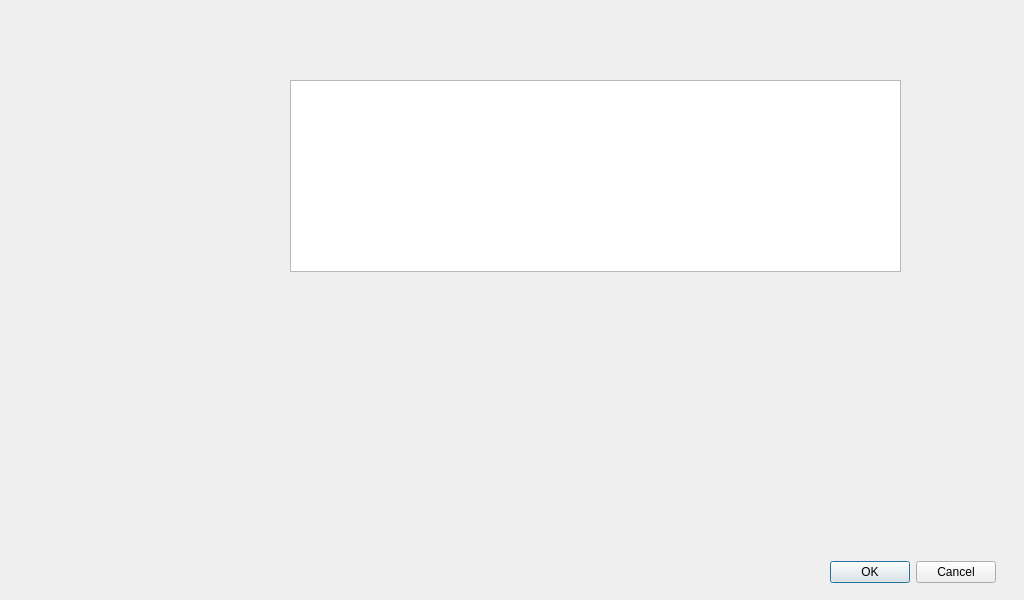
Old version of the form opendoorcounter.ui in the repository minhnt29/Graduation_GUI.
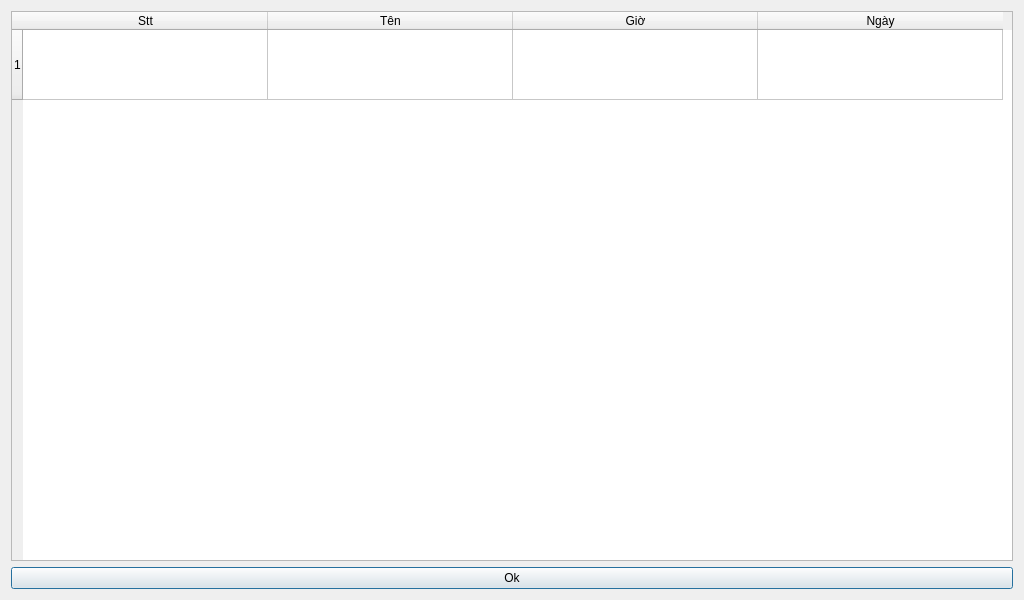
New version of the form.

```diff
--- a/opendoorcounter.ui
+++ b/opendoorcounter.ui
@@ -31,32 +31,60 @@
   <property name="windowTitle">
    <string>Dialog</string>
   </property>
-  <widget class="QDialogButtonBox" name="buttonBox">
-   <property name="geometry">
-    <rect>
-     <x>830</x>
-     <y>560</y>
-     <width>166</width>
-     <height>25</height>
-    </rect>
-   </property>
-   <property name="orientation">
-    <enum>Qt::Horizontal</enum>
-   </property>
-   <property name="standardButtons">
-    <set>QDialogButtonBox::Cancel|QDialogButtonBox::Ok</set>
-   </property>
-  </widget>
-  <widget class="QTableView" name="tableView">
-   <property name="geometry">
-    <rect>
-     <x>290</x>
-     <y>80</y>
-     <width>611</width>
-     <height>192</height>
-    </rect>
-   </property>
-  </widget>
+  <layout class="QGridLayout" name="gridLayout_2">
+   <item row="1" column="0">
+    <layout class="QGridLayout" name="gridLayout">
+     <item row="2" column="0">
+      <widget class="QPushButton" name="pushButton">
+       <property name="text">
+        <string>Ok</string>
+       </property>
+      </widget>
+     </item>
+     <item row="0" column="0">
+      <widget class="QTableWidget" name="tableWidget">
+       <property name="sizePolicy">
+        <sizepolicy hsizetype="Preferred" vsizetype="Expanding">
+         <horstretch>0</horstretch>
+         <verstretch>0</verstretch>
+        </sizepolicy>
+       </property>
+       <attribute name="horizontalHeaderDefaultSectionSize">
+        <number>245</number>
+       </attribute>
+       <attribute name="verticalHeaderDefaultSectionSize">
+        <number>70</number>
+       </attribute>
+       <row>
+        <property name="text">
+         <string>1</string>
+        </property>
+       </row>
+       <column>
+        <property name="text">
+         <string>Stt</string>
+        </property>
+       </column>
+       <column>
+        <property name="text">
+         <string>Tên</string>
+        </property>
+       </column>
+       <column>
+        <property name="text">
+         <string>Giờ</string>
+        </property>
+       </column>
+       <column>
+        <property name="text">
+         <string>Ngày</string>
+        </property>
+       </column>
+      </widget>
+     </item>
+    </layout>
+   </item>
+  </layout>
  </widget>
  <resources/>
  <connections>
```
Left out of the diff: 35 changed lines with no effect on the pictures.
